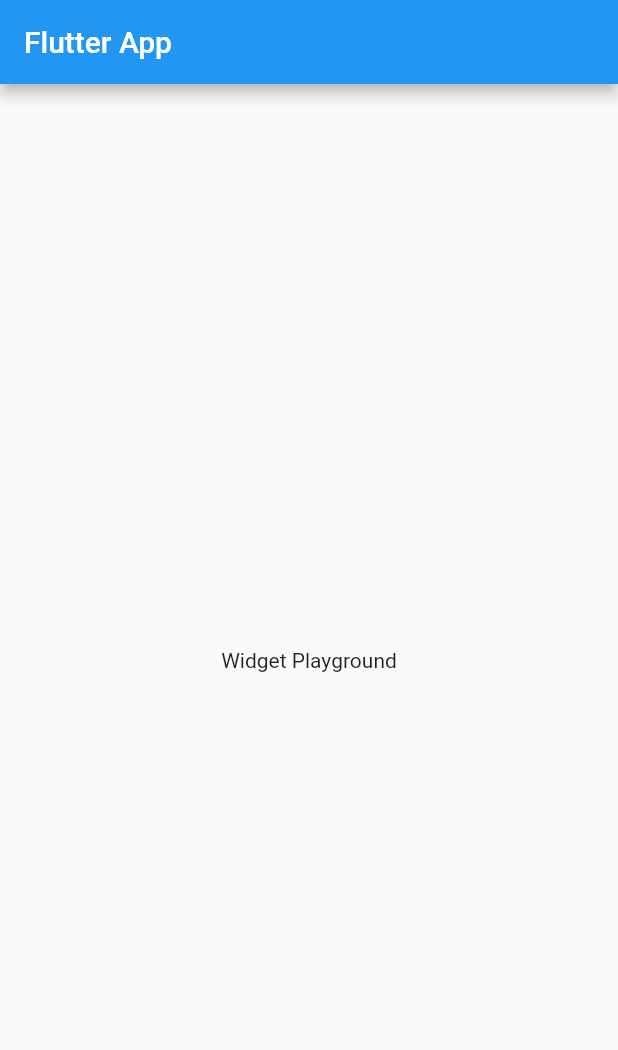
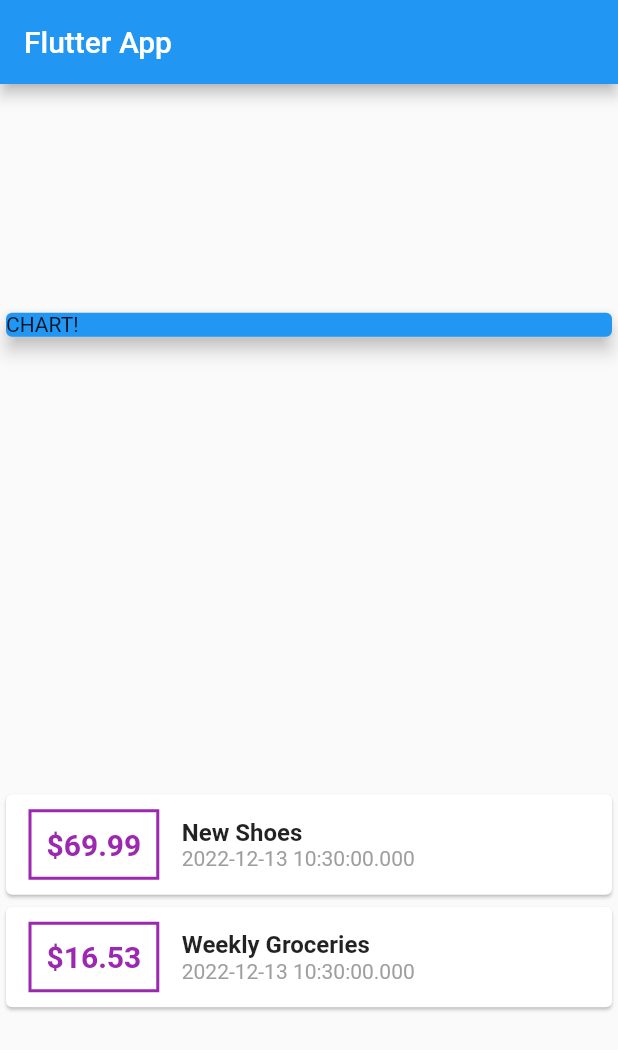
Before and after one commit to victorbonanho/personal_expenses_app, a Flutter app: the screen it shows after launch, on a phone screen of 412 x 824 dp. Shown: the top 1050 px of the screen. Run offline on Flutter 3.47's test engine with Material 2 defaults, Android fonts, the phone set to English and light mode, and no system bars.

```diff
--- a/lib/main.dart
+++ b/lib/main.dart
@@ -1,4 +1,5 @@
 import 'package:flutter/material.dart';
+import 'transaction.dart';
 
 void main() => runApp(const MyApp());
 
@@ -7,7 +8,7 @@ class MyApp extends StatelessWidget {
 
   @override
   Widget build(BuildContext context) {
-    return const MaterialApp(
+    return MaterialApp(
       title: 'Flutter App',
       home: MyHomePage(),
     );
@@ -15,7 +16,22 @@ class MyApp extends StatelessWidget {
 }
 
 class MyHomePage extends StatelessWidget {
-  const MyHomePage({super.key});
+  MyHomePage({super.key});
+
+  final List<Transaction> transactions = [
+    Transaction(
+      id: 't1',
+      title: 'New Shoes',
+      amount: 69.99,
+      date: DateTime.now(),
+    ),
+    Transaction(
+      id: 't2',
+      title: 'Weekly Groceries',
+      amount: 16.53,
+      date: DateTime.now(),
+    ),
+  ];
 
   @override
   Widget build(BuildContext context) {
@@ -23,8 +39,66 @@ class MyHomePage extends StatelessWidget {
       appBar: AppBar(
         title: const Text('Flutter App'),
       ),
-      body: const Center(
-        child: Text('Widget Playground'),
+      body: Column(
+        mainAxisAlignment: MainAxisAlignment.spaceAround,
+        crossAxisAlignment: CrossAxisAlignment.stretch,
+        children: <Widget>[
+          Container(
+            width: double.infinity,
+            child: const Card(
+              color: Colors.blue,
+              elevation: 5,
+              child: Text('CHART!'),
+            ),
+          ),
+          Column(
+            children: transactions.map((tx) {
+              return Card(
+                child: Row(
+                  children: <Widget>[
+                    Container(
+                      margin: const EdgeInsets.symmetric(
+                        vertical: 10,
+                        horizontal: 15,
+                      ),
+                      decoration: BoxDecoration(
+                        border: Border.all(
+                          color: Colors.purple,
+                          width: 2,
+                        ),
+                      ),
+                      padding: const EdgeInsets.all(10),
+                      child: Text(
+                        '\$${tx.amount}',
+                        style: const TextStyle(
+                          fontWeight: FontWeight.bold,
+                          fontSize: 20,
+                          color: Colors.purple,
+                        ),
+                      ),
+                    ),
+                    Column(
+                      crossAxisAlignment: CrossAxisAlignment.start,
+                      children: <Widget>[
+                        Text(
+                          tx.title,
+                          style: const TextStyle(
+                            fontSize: 16,
+                            fontWeight: FontWeight.bold,
+                          ),
+                        ),
+                        Text(
+                          tx.date.toString(),
+                          style: const TextStyle(color: Colors.grey),
+                        ),
+                      ],
+                    )
+                  ],
+                ),
+              );
+            }).toList(),
+          )
+        ],
       ),
     );
   }
--- /dev/null
+++ b/lib/transaction.dart
@@ -0,0 +1,12 @@
+class Transaction {
+  final String id;
+  final String title;
+  final double amount;
+  final DateTime date;
+
+  Transaction(
+      {required this.id,
+      required this.title,
+      required this.amount,
+      required this.date});
+}
```
